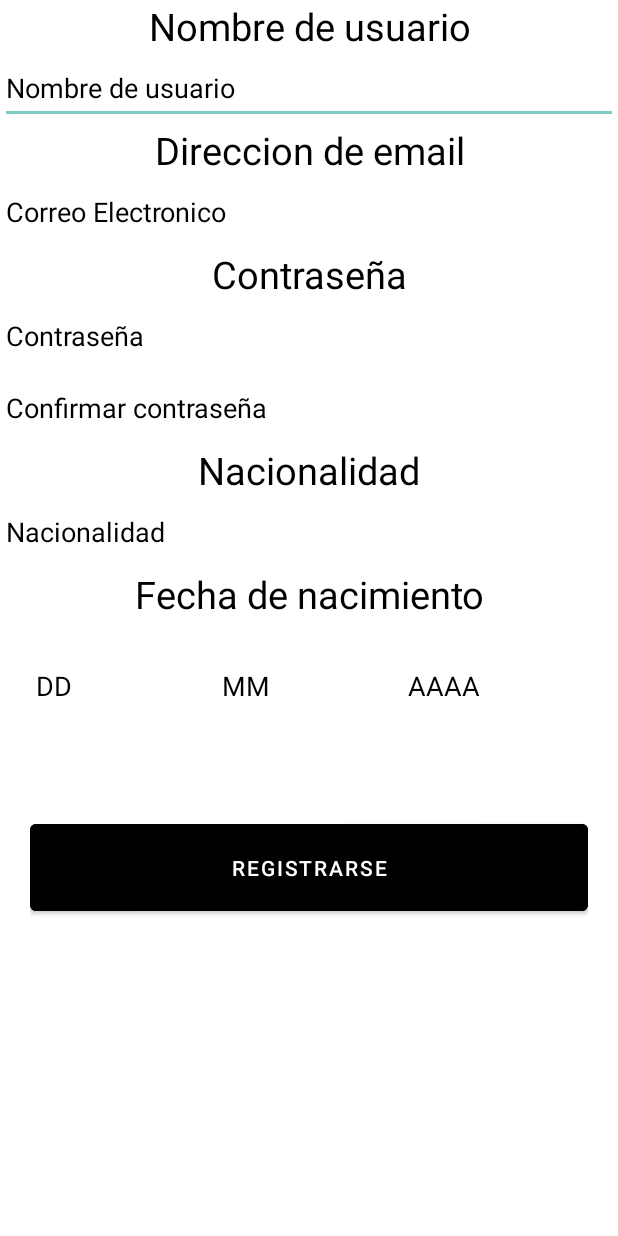
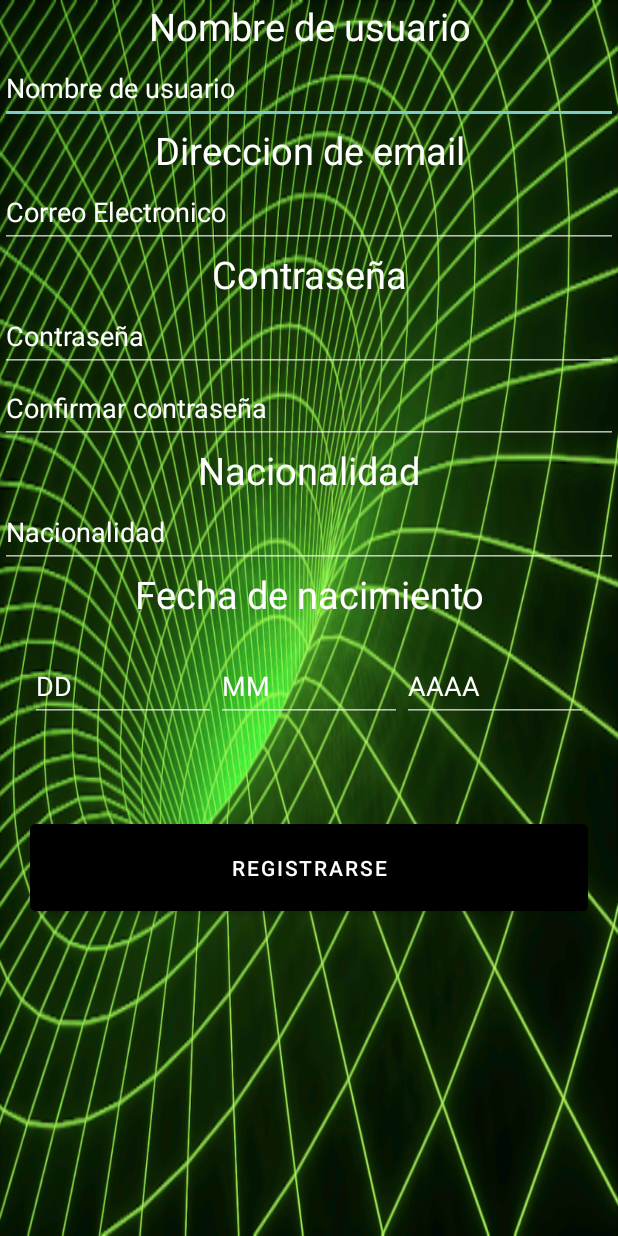
Before and after one commit to asgardius/r3forumtest, an Android app: the SignUp screen opened directly, with no data from a screen before it, on a phone screen of 412 x 824 dp. Run offline under Robolectric (Android 15) with nearby library versions, the phone set to English and light mode, and no system bars.

Commit message:
ready to delivery

```diff
--- a/app/src/main/res/layout/activity_sign_up.xml
+++ b/app/src/main/res/layout/activity_sign_up.xml
@@ -6,6 +6,7 @@
     android:layout_height="match_parent"
     android:orientation="vertical"
     android:theme="@style/Theme.AppCompat"
+    android:background="@drawable/wormhole"
     tools:context=".SignUp">
 
     <TextView
@@ -13,7 +14,7 @@
         android:layout_height="wrap_content"
         android:text="Nombre de usuario"
         android:textAlignment="center"
-        android:textColor="?attr/colorOnSecondary"
+        android:textColor="@color/white"
         android:textSize="25sp" />
 
     <EditText
@@ -24,8 +25,8 @@
         android:focusable="true"
         android:hint="Nombre de usuario"
         android:inputType="textNoSuggestions"
-        android:textColorHint="?attr/colorOnSecondary"
-        android:textColor="?attr/colorOnSecondary"
+        android:textColorHint="@color/white"
+        android:textColor="@color/white"
         tools:ignore="MissingConstraints" />
 
     <TextView
@@ -33,7 +34,7 @@
         android:layout_height="wrap_content"
         android:text="Direccion de email"
         android:textAlignment="center"
-        android:textColor="?attr/colorOnSecondary"
+        android:textColor="@color/white"
         android:textSize="25sp" />
 
     <EditText
@@ -44,8 +45,8 @@
         android:focusable="true"
         android:hint="Correo Electronico"
         android:inputType="textEmailAddress"
-        android:textColorHint="?attr/colorOnSecondary"
-        android:textColor="?attr/colorOnSecondary"
+        android:textColorHint="@color/white"
+        android:textColor="@color/white"
         tools:ignore="MissingConstraints" />
 
     <TextView
@@ -53,7 +54,7 @@
         android:layout_height="wrap_content"
         android:text="Contraseña"
         android:textAlignment="center"
-        android:textColor="?attr/colorOnSecondary"
+        android:textColor="@color/white"
         android:textSize="25sp" />
 
     <EditText
@@ -64,8 +65,8 @@
         android:focusable="true"
         android:hint="Contraseña"
         android:inputType="textPassword"
-        android:textColorHint="?attr/colorOnSecondary"
-        android:textColor="?attr/colorOnSecondary"
+        android:textColorHint="@color/white"
+        android:textColor="@color/white"
         tools:ignore="MissingConstraints" />
 
     <EditText
@@ -76,8 +77,8 @@
         android:focusable="true"
         android:hint="Confirmar contraseña"
         android:inputType="textPassword"
-        android:textColorHint="?attr/colorOnSecondary"
-        android:textColor="?attr/colorOnSecondary"
+        android:textColorHint="@color/white"
+        android:textColor="@color/white"
         tools:ignore="MissingConstraints" />
 
     <TextView
@@ -85,7 +86,7 @@
         android:layout_height="wrap_content"
         android:text="Nacionalidad"
         android:textAlignment="center"
-        android:textColor="?attr/colorOnSecondary"
+        android:textColor="@color/white"
         android:textSize="25sp" />
 
     <EditText
@@ -95,8 +96,8 @@
         android:focusable="true"
         android:hint="Nacionalidad"
         android:inputType="textNoSuggestions"
-        android:textColorHint="?attr/colorOnSecondary"
-        android:textColor="?attr/colorOnSecondary"
+        android:textColorHint="@color/white"
+        android:textColor="@color/white"
         tools:ignore="MissingConstraints" />
 
     <TextView
@@ -104,7 +105,7 @@
         android:layout_height="wrap_content"
         android:text="Fecha de nacimiento"
         android:textAlignment="center"
-        android:textColor="?attr/colorOnSecondary"
+        android:textColor="@color/white"
         android:textSize="25sp" />
 
     <LinearLayout
@@ -124,8 +125,8 @@
             android:focusable="true"
             android:hint="DD"
             android:inputType="date"
-            android:textColorHint="?attr/colorOnSecondary"
-            android:textColor="?attr/colorOnSecondary"
+            android:textColorHint="@color/white"
+            android:textColor="@color/white"
             tools:ignore="MissingConstraints" />
 
         <EditText
@@ -136,8 +137,8 @@
             android:focusable="true"
             android:hint="MM"
             android:inputType="date"
-            android:textColorHint="?attr/colorOnSecondary"
-            android:textColor="?attr/colorOnSecondary"
+            android:textColorHint="@color/white"
+            android:textColor="@color/white"
             tools:ignore="MissingConstraints" />
 
         <EditText
@@ -148,8 +149,8 @@
             android:focusable="true"
             android:hint="AAAA"
             android:inputType="date"
-            android:textColorHint="?attr/colorOnSecondary"
-            android:textColor="?attr/colorOnSecondary"
+            android:textColorHint="@color/white"
+            android:textColor="@color/white"
             tools:ignore="MissingConstraints" />
 
     </LinearLayout>
@@ -168,9 +169,9 @@
             android:layout_width="0dp"
             android:layout_height="match_parent"
             android:layout_weight="1"
-            android:backgroundTint="?attr/colorOnSecondary"
+            android:backgroundTint="@color/black"
             android:text="Registrarse"
-            android:textColor="?attr/colorOnPrimary"
+            android:textColor="@color/white"
             tools:ignore="MissingConstraints" />
 
     </LinearLayout>
```
Also changed, not shown: app/src/main/res/layout/activity_main.xml (+11 -10 lines), app/src/main/res/drawable/galaxy.png (added), app/src/main/res/drawable/wormhole.png (added).
